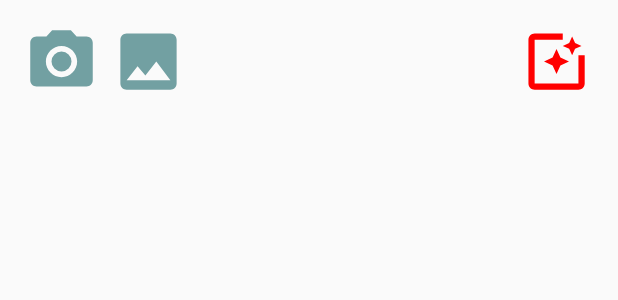
After one commit to fuzuki/Fisheye2EquirectangularAndroid, an Android app: the layout activity_fisheye2_equirectangular.xml on its own in the app's theme, with its tools: preview values and no code run, on a phone screen of 412 x 824 dp. The commit adds this screen. Shown: the top 300 px of the screen. Run offline under Robolectric (Android 15) with nearby library versions, the phone set to English and light mode, and no system bars.

Commit message:
大枠作成

```diff
--- a/app/src/main/AndroidManifest.xml
+++ b/app/src/main/AndroidManifest.xml
@@ -9,6 +9,8 @@
         android:roundIcon="@mipmap/ic_launcher_round"
         android:supportsRtl="true"
         android:theme="@style/AppTheme">
+        <activity android:name=".Fisheye2EquirectangularActivity">
+        </activity>
         <activity android:name=".MainActivity">
             <intent-filter>
                 <action android:name="android.intent.action.MAIN" />
--- /dev/null
+++ b/app/src/main/res/drawable/ic_photo_black_24dp.xml
@@ -0,0 +1,5 @@
+<vector android:height="24dp" android:tint="#72A0A2"
+    android:viewportHeight="24.0" android:viewportWidth="24.0"
+    android:width="24dp" xmlns:android="http://schemas.android.com/apk/res/android">
+    <path android:fillColor="#FF000000" android:pathData="M21,19V5c0,-1.1 -0.9,-2 -2,-2H5c-1.1,0 -2,0.9 -2,2v14c0,1.1 0.9,2 2,2h14c1.1,0 2,-0.9 2,-2zM8.5,13.5l2.5,3.01L14.5,12l4.5,6H5l3.5,-4.5z"/>
+</vector>
--- /dev/null
+++ b/app/src/main/res/drawable/ic_photo_camera_black_24dp.xml
@@ -0,0 +1,6 @@
+<vector android:height="24dp" android:tint="#72A0A2"
+    android:viewportHeight="24.0" android:viewportWidth="24.0"
+    android:width="24dp" xmlns:android="http://schemas.android.com/apk/res/android">
+    <path android:fillColor="#FF000000" android:pathData="M12,12m-3.2,0a3.2,3.2 0,1 1,6.4 0a3.2,3.2 0,1 1,-6.4 0"/>
+    <path android:fillColor="#FF000000" android:pathData="M9,2L7.17,4L4,4c-1.1,0 -2,0.9 -2,2v12c0,1.1 0.9,2 2,2h16c1.1,0 2,-0.9 2,-2L22,6c0,-1.1 -0.9,-2 -2,-2h-3.17L15,2L9,2zM12,17c-2.76,0 -5,-2.24 -5,-5s2.24,-5 5,-5 5,2.24 5,5 -2.24,5 -5,5z"/>
+</vector>
--- /dev/null
+++ b/app/src/main/res/drawable/ic_photo_filter_red_24dp.xml
@@ -0,0 +1,5 @@
+<vector android:height="24dp" android:tint="#FF0000"
+    android:viewportHeight="24.0" android:viewportWidth="24.0"
+    android:width="24dp" xmlns:android="http://schemas.android.com/apk/res/android">
+    <path android:fillColor="#FF000000" android:pathData="M19.02,10v9L5,19L5,5h9L14,3L5.02,3c-1.1,0 -2,0.9 -2,2v14c0,1.1 0.9,2 2,2h14c1.1,0 2,-0.9 2,-2v-9h-2zM17,10l0.94,-2.06L20,7l-2.06,-0.94L17,4l-0.94,2.06L14,7l2.06,0.94zM13.25,10.75L12,8l-1.25,2.75L8,12l2.75,1.25L12,16l1.25,-2.75L16,12z"/>
+</vector>
--- /dev/null
+++ b/app/src/main/res/layout/activity_fisheye2_equirectangular.xml
@@ -0,0 +1,37 @@
+<?xml version="1.0" encoding="utf-8"?>
+<androidx.constraintlayout.widget.ConstraintLayout xmlns:android="http://schemas.android.com/apk/res/android"
+    xmlns:app="http://schemas.android.com/apk/res-auto"
+    xmlns:tools="http://schemas.android.com/tools"
+    android:layout_width="match_parent"
+    android:layout_height="match_parent"
+    tools:context=".Fisheye2EquirectangularActivity">
+
+    <Button
+        android:id="@+id/camera_button"
+        android:layout_width="50dp"
+        android:layout_height="50dp"
+        android:layout_marginStart="16dp"
+        android:layout_marginTop="16dp"
+        android:background="@drawable/ic_photo_camera_black_24dp"
+        app:layout_constraintStart_toStartOf="parent"
+        app:layout_constraintTop_toTopOf="parent" />
+
+    <Button
+        android:id="@+id/image_button"
+        android:layout_width="50dp"
+        android:layout_height="50dp"
+        android:layout_marginStart="8dp"
+        android:background="@drawable/ic_photo_black_24dp"
+        app:layout_constraintStart_toEndOf="@+id/camera_button"
+        app:layout_constraintTop_toTopOf="@+id/camera_button" />
+
+    <Button
+        android:id="@+id/convert_button"
+        android:layout_width="50dp"
+        android:layout_height="50dp"
+        android:layout_marginEnd="16dp"
+        android:background="@drawable/ic_photo_filter_red_24dp"
+        app:layout_constraintEnd_toEndOf="parent"
+        app:layout_constraintTop_toTopOf="@+id/camera_button" />
+
+</androidx.constraintlayout.widget.ConstraintLayout>
```
Also changed, not shown: app/src/main/java/net/hiruandon/fisheye2vrequirectangular/Fisheye2Equirectangular.kt (added, +24 -0 lines), app/src/main/java/net/hiruandon/fisheye2vrequirectangular/Fisheye2EquirectangularActivity.kt (added, +73 -0 lines), app/src/main/java/net/hiruandon/fisheye2vrequirectangular/MainActivity.kt (+14 -0 lines).
